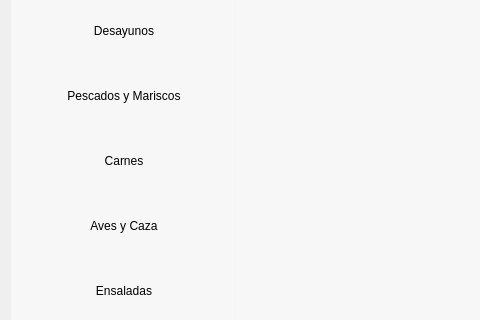
This is recipewidget.ui in jesusgp22/Icemart as Qt 5 draws it before an edit; both pictures show x 0 to 480 and y 245 to 565 of the 665 by 650 pixel window. The edited form follows.
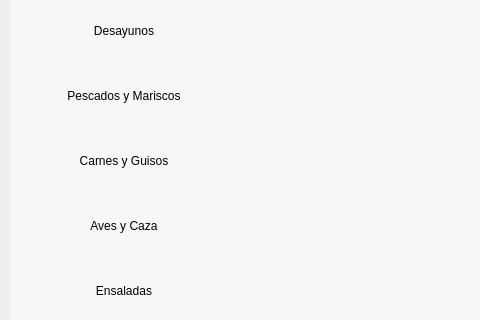
This is the edited form. Icons and pictures are not drawn.

```diff
--- a/recipewidget.ui
+++ b/recipewidget.ui
@@ -285,7 +285,7 @@
             </size>
            </property>
            <property name="text">
-            <string>Carnes</string>
+            <string>Carnes y Guisos</string>
            </property>
            <property name="icon">
             <iconset resource="res.qrc">
```
Left out of the diff: 7 changed lines with no effect on the pictures.
